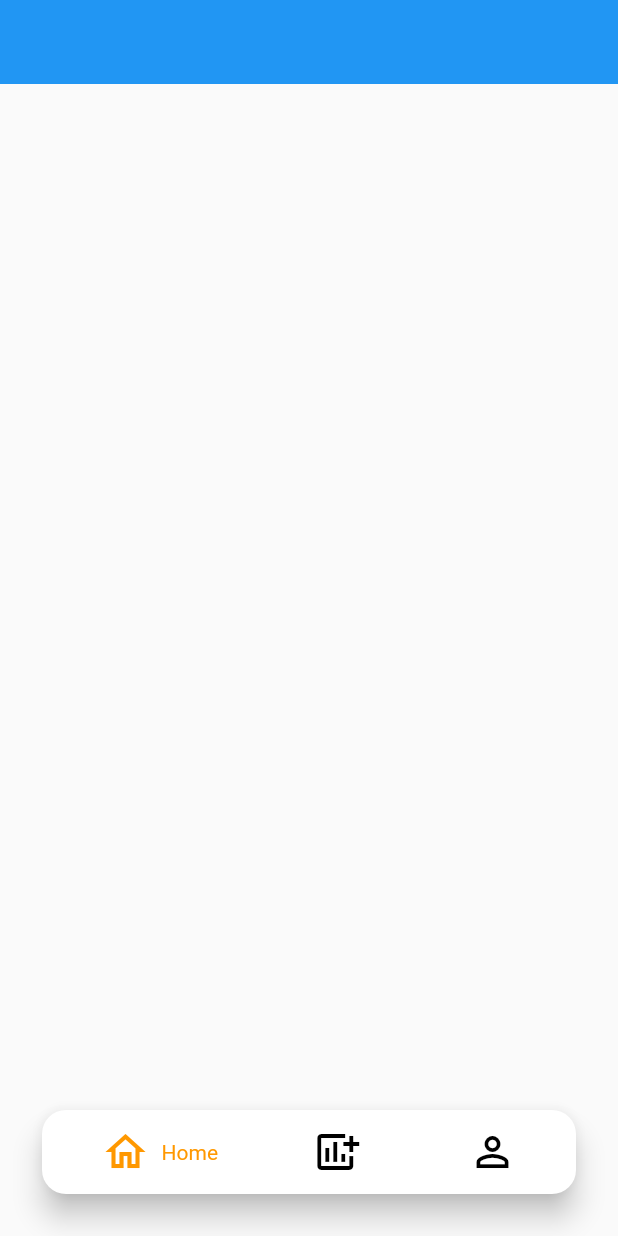
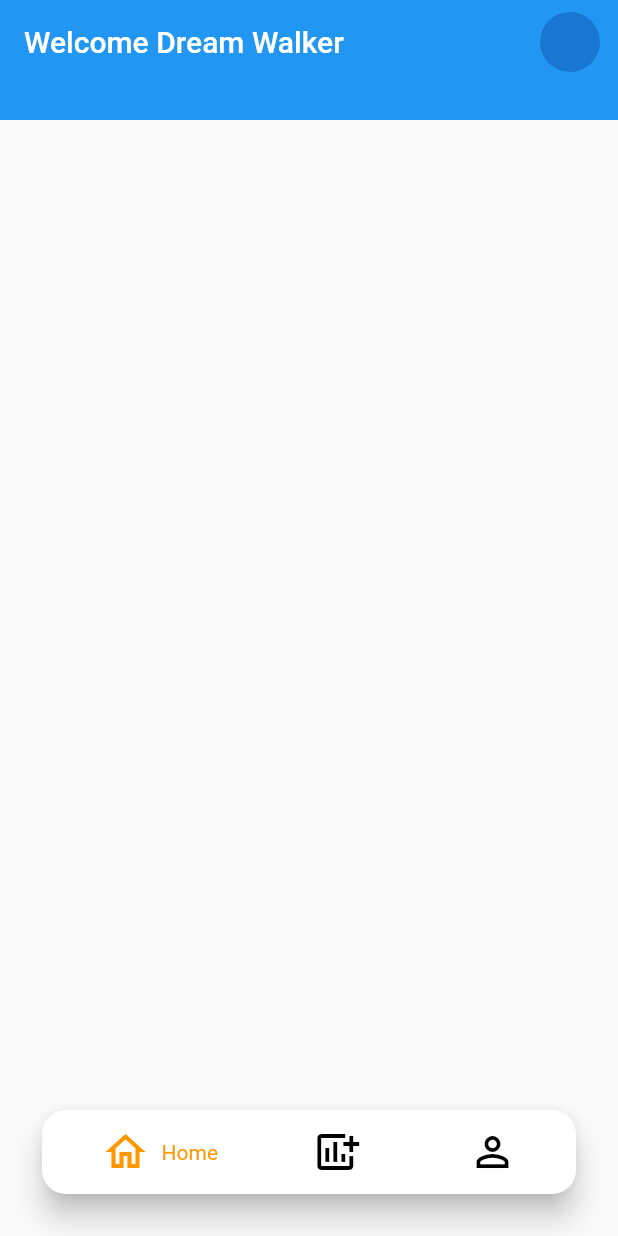
Before and after one commit to JAICHANGPARK/flutter_notebook_10th_story, a Flutter app: the screen it shows after launch, on a phone screen of 412 x 824 dp. Run offline on Flutter 3.47's test engine with Material 2 defaults, Android fonts, the phone set to English and light mode, and no system bars.

Commit message:
Update yoga_home_page.dart

```diff
--- a/lib/ep657_yoga_app/ui/yoga_home_page.dart
+++ b/lib/ep657_yoga_app/ui/yoga_home_page.dart
@@ -17,7 +17,24 @@ class _YogaHomePageState extends State<YogaHomePage> {
             top: 0,
             bottom: 0,
             child: CustomScrollView(
-              slivers: [SliverAppBar()],
+              slivers: [SliverAppBar(
+                title: Text("Welcome Dream Walker"),
+                actions: [
+                  Padding(
+                    padding: const EdgeInsets.all(8.0),
+                    child: CircleAvatar(
+                      radius: 24,
+                    ),
+                  ),
+                ],
+                bottom: PreferredSize(preferredSize: Size.fromHeight(24), child: Column(children: [
+
+                ],),
+
+
+                ),
+
+              )],
             ),
           ),
           Positioned(
@@ -26,9 +43,7 @@ class _YogaHomePageState extends State<YogaHomePage> {
             bottom: 24,
             child: Card(
               elevation: 8,
-              shape: RoundedRectangleBorder(
-                borderRadius: BorderRadius.circular(16)
-              ),
+              shape: RoundedRectangleBorder(borderRadius: BorderRadius.circular(16)),
               child: Padding(
                 padding: const EdgeInsets.all(4.0),
                 child: Row(
@@ -48,15 +63,12 @@ class _YogaHomePageState extends State<YogaHomePage> {
                         ),
                       ],
                     ),
-
-
                     IconButton(
                       icon: Icon(Icons.add_chart),
                       color: Colors.black,
                       iconSize: 32,
                       onPressed: () {},
                     ),
-
                     IconButton(
                       icon: Icon(Icons.person_outline),
                       color: Colors.black,
```
